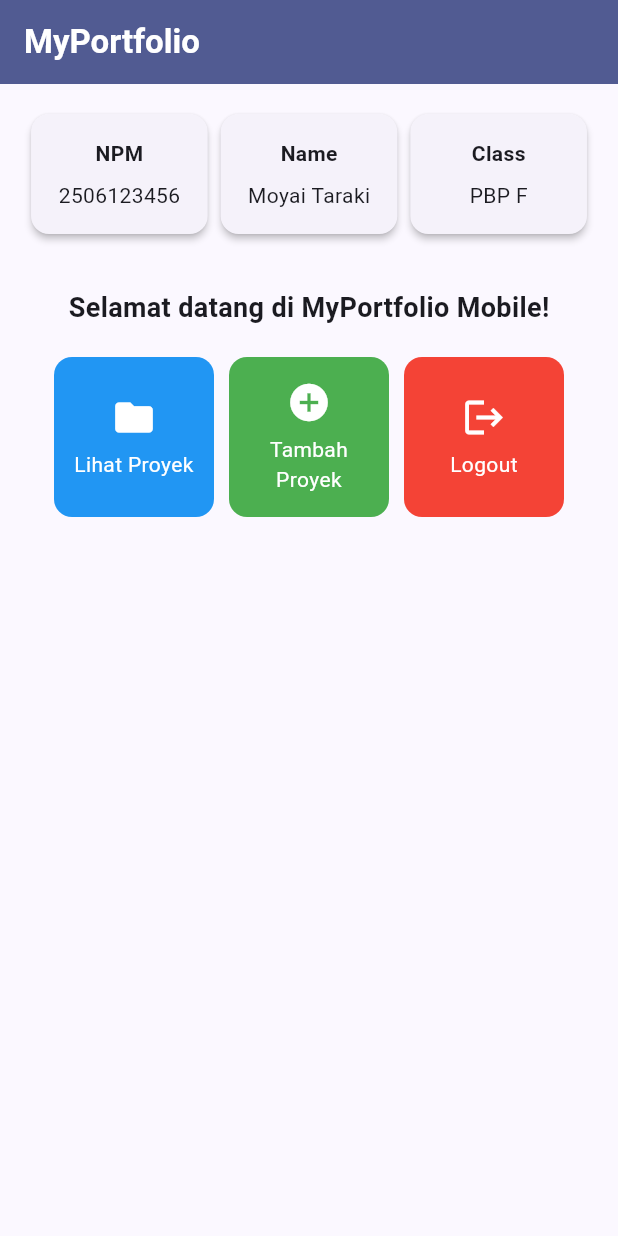
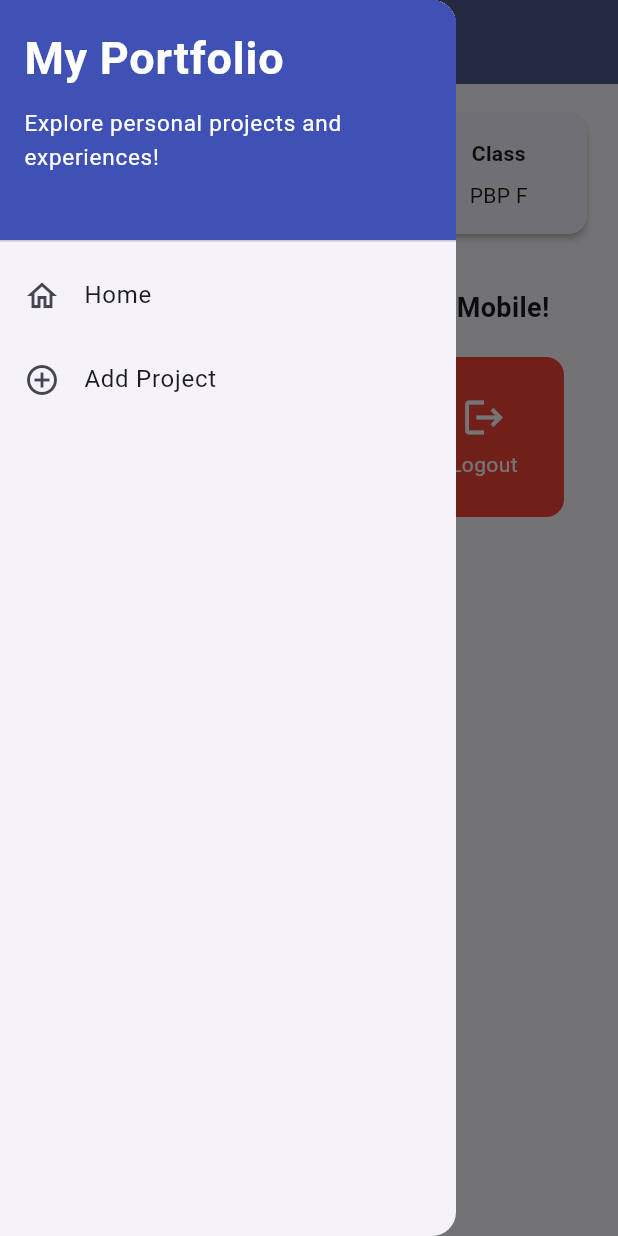
Before and after one commit to dzakwanversipacil/myportofolio_mobile, a Flutter app: the screen it shows after launch, with the side drawer open (before the commit the screen has no drawer), on a phone screen of 412 x 824 dp. Run offline on Flutter 3.47's test engine with Material 3 defaults, Android fonts, the phone set to English and light mode, and no system bars; our stand-ins replace material_ui.

Commit message:
feat: add left drawer

```diff
--- a/lib/menu.dart
+++ b/lib/menu.dart
@@ -1,4 +1,5 @@
 import 'package:material_ui/material_ui.dart';
+import 'package:myportofolio_mobile/widgets/left_drawer.dart';
 
 class MyHomePage extends StatelessWidget {
   MyHomePage({super.key});
@@ -25,6 +26,7 @@ class MyHomePage extends StatelessWidget {
         ),
         backgroundColor: Theme.of(context).colorScheme.primary,
       ),
+      drawer: const LeftDrawer(),
       // Body halaman utama dengan padding di sekelilingnya.
       body: Padding(
         padding: const EdgeInsets.all(16.0),
--- /dev/null
+++ b/lib/widgets/left_drawer.dart
@@ -0,0 +1,61 @@
+import 'package:material_ui/material_ui.dart';
+import 'package:myportofolio_mobile/menu.dart';
+
+// TODO: Impor halaman ProjectFormPage jika sudah dibuat
+
+class LeftDrawer extends StatelessWidget {
+  const LeftDrawer({super.key});
+
+  @override
+  Widget build(BuildContext context) {
+    return Drawer(
+      child: ListView(
+        children: [
+          const DrawerHeader(
+            decoration: BoxDecoration(color: Colors.indigo),
+            child: Column(
+              crossAxisAlignment: CrossAxisAlignment.start,
+              children: [
+                Text(
+                  'My Portfolio',
+                  style: TextStyle(
+                    fontSize: 30,
+                    fontWeight: FontWeight.bold,
+                    color: Colors.white,
+                  ),
+                ),
+                SizedBox(height: 10),
+                Text(
+                  'Explore personal projects and experiences!',
+                  style: TextStyle(fontSize: 15, color: Colors.white),
+                ),
+              ],
+            ),
+          ),
+          // TODO: Bagian routing
+          ListTile(
+            leading: const Icon(Icons.home_outlined),
+            title: const Text('Home'),
+            // Navigasi ke halaman utama portofolio
+            onTap: () {
+              Navigator.pushReplacement(
+                context,
+                MaterialPageRoute(builder: (context) => MyHomePage()),
+              );
+            },
+          ),
+          ListTile(
+            leading: const Icon(Icons.add_circle_outline),
+            title: const Text('Add Project'),
+            // Navigasi ke halaman tambah proyek
+            onTap: () {
+              /*
+              TODO: Buatlah routing ke halaman ProjectFormPage yang akan dibuat nanti.
+              */
+            },
+          ),
+        ],
+      ),
+    );
+  }
+}
```
